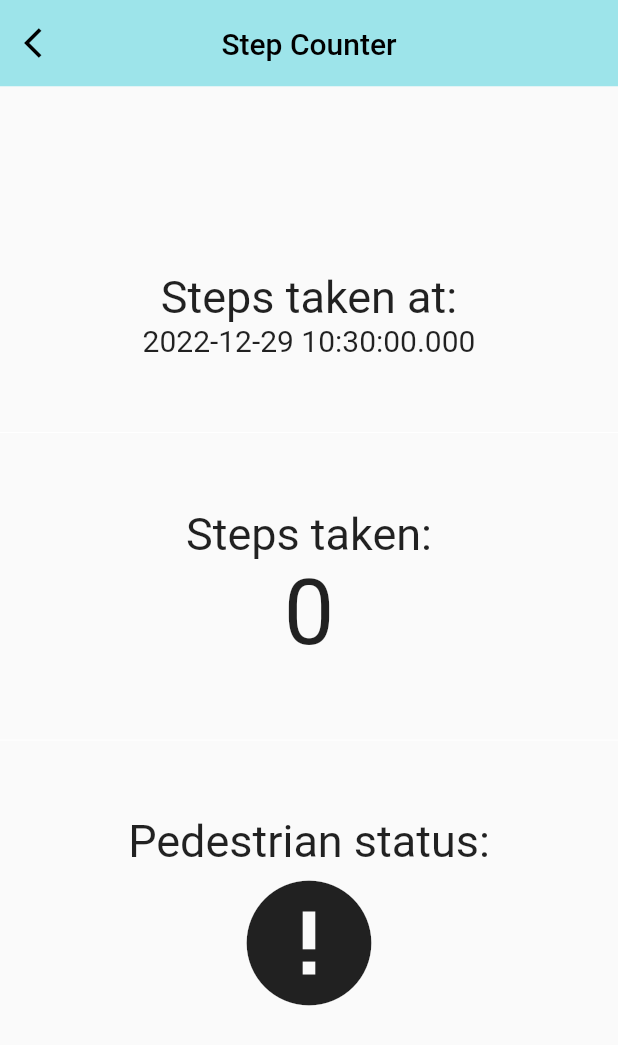
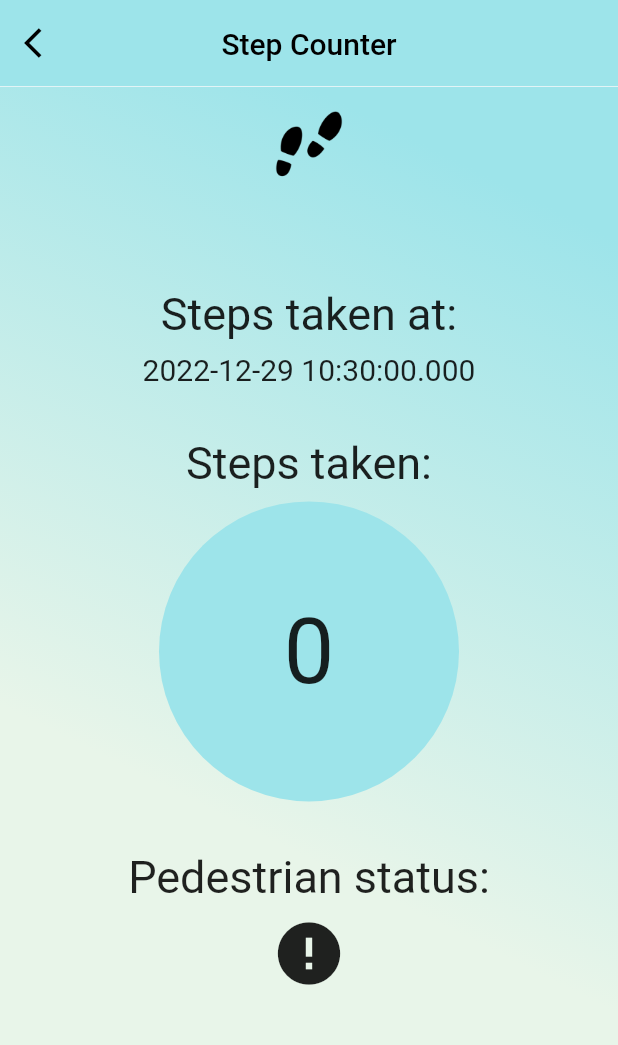
Before and after one commit to wanysamsuri/flutter_clinical, a Flutter app: the PedometerScreen screen opened directly, on a phone screen of 412 x 824 dp. Shown: the top 1045 px of the screen. Run offline on Flutter 3.47's test engine with Material 2 defaults, Android fonts, the light colour scheme and no system bars; our stand-ins replace cached_network_image, carousel_slider, device_info_plus, email_validator, fl_chart, flutter_rating_stars and 20 more; missing offline and left inert: clickable_list_wheel_view, flutter_3d_choice_chip, gauges, html2md, onesignal_flutter, pretty_gauge and 2 more; accounts and stored records are empty.

Commit message:
step counter decoration

```diff
--- a/lib/pedometer/pedometer_screen.dart
+++ b/lib/pedometer/pedometer_screen.dart
@@ -2,11 +2,13 @@ import 'dart:async';
 
 import 'package:flutter/foundation.dart';
 import 'package:flutter/material.dart';
+import 'package:flutter_clinic/constant.dart';
 import 'package:hive/hive.dart';
 import 'package:jiffy/jiffy.dart';
 import 'package:pedometer/pedometer.dart';
 import 'package:permission_handler/permission_handler.dart';
 import 'package:intl/intl.dart';
+import 'package:responsive_sizer/responsive_sizer.dart';
 import 'package:shared_preferences/shared_preferences.dart';
 
 class PedometerScreen extends StatefulWidget {
@@ -156,6 +158,7 @@ class _PedometerScreenState extends State<PedometerScreen> {
     var screenHeight = MediaQuery.of(context).size.height;
     var screenWidth = MediaQuery.of(context).size.width;
     return Scaffold(
+      // backgroundColor: primaryColor,
       appBar: AppBar(
           automaticallyImplyLeading: false,
           toolbarHeight: screenHeight * 0.07,
@@ -182,8 +185,45 @@ class _PedometerScreenState extends State<PedometerScreen> {
               Navigator.pop(context);
             },
           )),
-      body: Container(
+      body: SafeArea(
+        child: SingleChildScrollView(
+          child: Container(
+            height: MediaQuery.of(context).size.height,
+            decoration: BoxDecoration(
+                gradient: LinearGradient(
+                    colors: [primaryColor, Colors.green.shade50],
+                    begin: FractionalOffset(0.5, 0.0),
+                    end: FractionalOffset(0.0, 0.5),
+                    stops: [0.0, 2.0],
+                    tileMode: TileMode.clamp)),
+            child:
+                Column(crossAxisAlignment: CrossAxisAlignment.start, children: [
+              Container(
+                padding: EdgeInsets.all(Adaptive.w(2)),
+                // height: Adaptive.h(15),
+                width: Adaptive.w(100),
+                decoration: const BoxDecoration(
+                    // color: Color.fromARGB(255, 157, 228, 234),
+                    borderRadius: BorderRadius.only(
+                        bottomLeft: Radius.circular(40),
+                        bottomRight: Radius.circular(40))),
+                child: Column(
+                    crossAxisAlignment: CrossAxisAlignment.start,
+                    children: [
+                      Container(
                         child: Center(
+                            child:
+                                Image.asset('assets/footstep.png', height: 60)),
+                      ),
+                      SizedBox(
+                        height: Adaptive.h(1),
+                      ),
+                    ]),
+              ),
+              SizedBox(
+                height: Adaptive.h(6),
+              ),
+              Center(
                 child: Column(
                   mainAxisAlignment: MainAxisAlignment.center,
                   children: <Widget>[
@@ -191,31 +231,47 @@ class _PedometerScreenState extends State<PedometerScreen> {
                       'Steps taken at:',
                       style: TextStyle(fontSize: 30),
                     ),
+                    SizedBox(
+                      height: Adaptive.h(1),
+                    ),
                     Text(
                       _timeStamp.toString(),
                       style: const TextStyle(fontSize: 20),
                     ),
-              const Divider(
-                height: 100,
-                thickness: 0,
-                color: Colors.white,
+
+                    SizedBox(
+                      height: Adaptive.h(4),
                     ),
+
                     const Text(
                       'Steps taken:',
                       style: TextStyle(fontSize: 30),
                     ),
-              Text(
+                    SizedBox(
+                      height: Adaptive.h(1),
+                    ),
+                    Container(
+                      height: 200,
+                      width: 200,
+                      decoration: BoxDecoration(
+                          color: primaryColor,
+                          borderRadius: BorderRadius.circular(100)),
+                      child: Center(
+                        child: Text(
                           _todaySteps.toString(),
                           style: const TextStyle(fontSize: 60),
                         ),
-              const Divider(
-                height: 100,
-                thickness: 0,
-                color: Colors.white,
+                      ),
+                    ),
+                    SizedBox(
+                      height: Adaptive.h(4),
                     ),
                     const Text(
                       'Pedestrian status:',
                       style: TextStyle(fontSize: 30),
+                    ),
+                    SizedBox(
+                      height: Adaptive.h(1),
                     ),
                     Icon(
                       _status == 'walking'
@@ -223,8 +279,9 @@ class _PedometerScreenState extends State<PedometerScreen> {
                           : _status == 'stopped'
                               ? Icons.accessibility_new
                               : Icons.error,
-                size: 100,
+                      size: 50,
                     ),
+
                     Center(
                       child: Text(
                         _status,
@@ -237,6 +294,12 @@ class _PedometerScreenState extends State<PedometerScreen> {
                   ],
                 ),
               ),
+              // SizedBox(
+              //   height: Adaptive.h(9),
+              // ),
+            ]),
+          ),
+        ),
       ),
     );
   }
```
Lines whose indentation alone changed are shown as unchanged.
